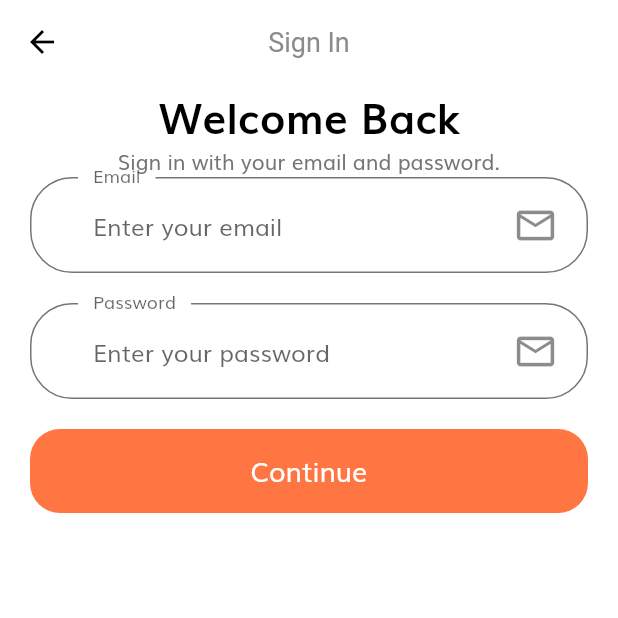
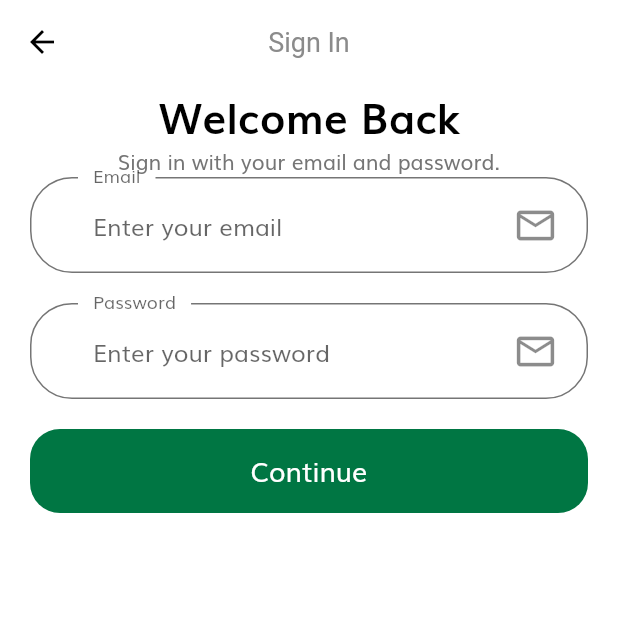
Before and after one commit to ANU-TEAM/edufund-mobileapp, a Flutter app: the screen it shows after launch, after a tap on "GO TO LOGIN", on a phone screen of 412 x 824 dp, the top half of it. Run offline on Flutter 3.47's test engine with Material 2 defaults, Android fonts, the phone set to English and light mode, and no system bars.

Commit message:
change the primary color to green

```diff
--- a/lib/utils/contants.dart
+++ b/lib/utils/contants.dart
@@ -1,6 +1,7 @@
 import 'package:flutter/material.dart';
 
-const kPrimaryColor = Color(0xFFFF7643);
+// const kPrimaryColor = Color(0xFFFF7643);
+const kPrimaryColor = Color(0xFF007643);
 const kPrimaryLightColor = Color(0xFFFFECDF);
 const kPrimaryGradientColor = LinearGradient(
   begin: Alignment.topLeft,
```
